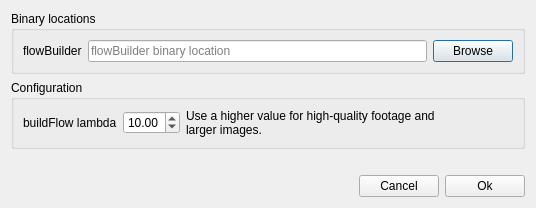
Before: the Qt Designer form slowmoVideo/slowmoUI/dialogues/preferencesDialog.ui in slowmoVideo/slowmoVideo, drawn with Qt 5.
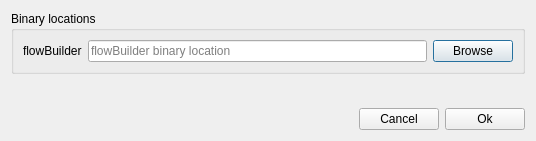
After: the same form once the commit is applied.

Commit message: Slowmo: * Lambda for optical flow is now project specific. Slowmo UI: * Settings in the rendering dialog can be saved now (project still needs to be saved afterwards, but the settings are remembered also when aborting the rendering dialog)

What changed in the file:
```diff
--- a/slowmoVideo/slowmoUI/dialogues/preferencesDialog.ui
+++ b/slowmoVideo/slowmoUI/dialogues/preferencesDialog.ui
@@ -7,7 +7,7 @@
     <x>0</x>
     <y>0</y>
     <width>536</width>
-    <height>208</height>
+    <height>141</height>
    </rect>
   </property>
   <property name="windowTitle">
@@ -48,64 +48,6 @@
      </item>
     </layout>
    </item>
-   <item>
-    <widget class="QGroupBox" name="groupBox_2">
-     <property name="title">
-      <string>Configuration</string>
-     </property>
-     <layout class="QGridLayout" name="gridLayout_2">
-      <item row="0" column="0">
-       <widget class="QLabel" name="label_2">
-        <property name="text">
-         <string>buildFlow lambda</string>
-        </property>
-       </widget>
-      </item>
-      <item row="0" column="1">
-       <widget class="QDoubleSpinBox" name="lambda">
-        <property name="locale">
-         <locale language="English" country="UnitedStates"/>
-        </property>
-        <property name="minimum">
-         <double>0.010000000000000</double>
-        </property>
-        <property name="maximum">
-         <double>50.990000000000002</double>
-        </property>
-        <property name="singleStep">
-         <double>0.500000000000000</double>
-        </property>
-        <property name="value">
-         <double>10.000000000000000</double>
-        </property>
-       </widget>
-      </item>
-      <item row="0" column="3">
-       <spacer name="horizontalSpacer_2">
-        <property name="orientation">
-         <enum>Qt::Horizontal</enum>
-        </property>
-        <property name="sizeHint" stdset="0">
-         <size>
-          <width>40</width>
-          <height>20</height>
-         </size>
-        </property>
-       </spacer>
-      </item>
-      <item row="0" column="2">
-       <widget class="QLabel" name="label_3">
-        <property name="text">
-         <string>Use a higher value for high-quality footage and larger images.</string>
-        </property>
-        <property name="wordWrap">
-         <bool>true</bool>
-        </property>
-       </widget>
-      </item>
-     </layout>
-    </widget>
-   </item>
    <item>
     <spacer name="verticalSpacer">
      <property name="orientation">
```
Left out of the diff: 1 changed line with no effect on the pictures. The commit also changes 17 other files.
